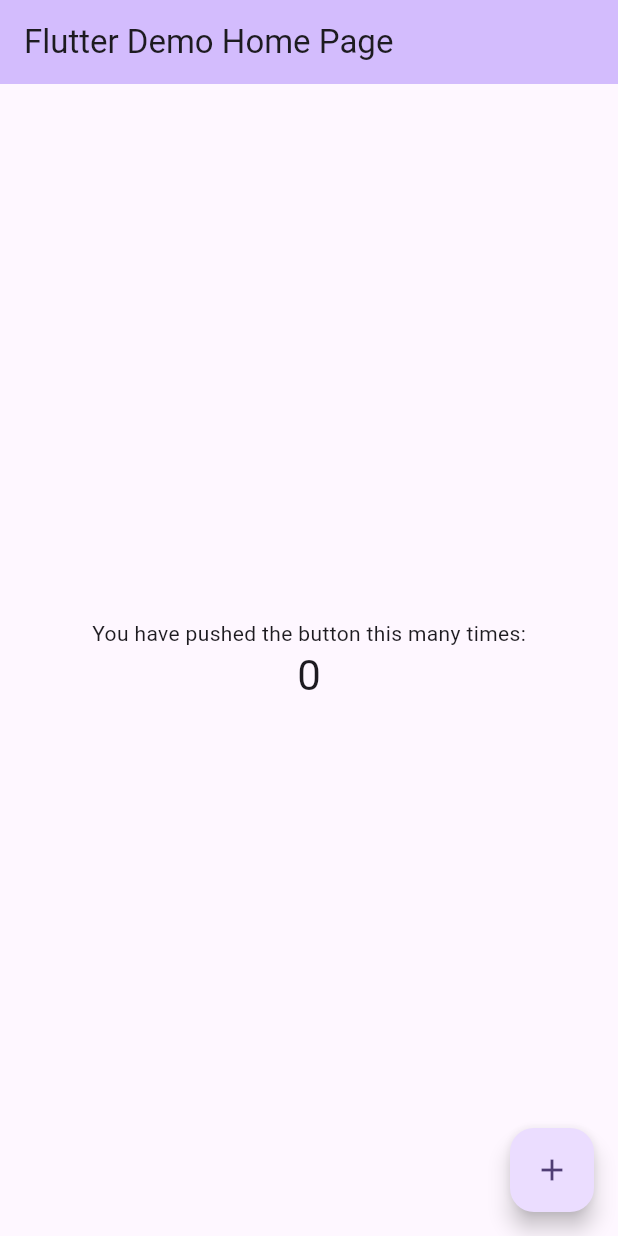
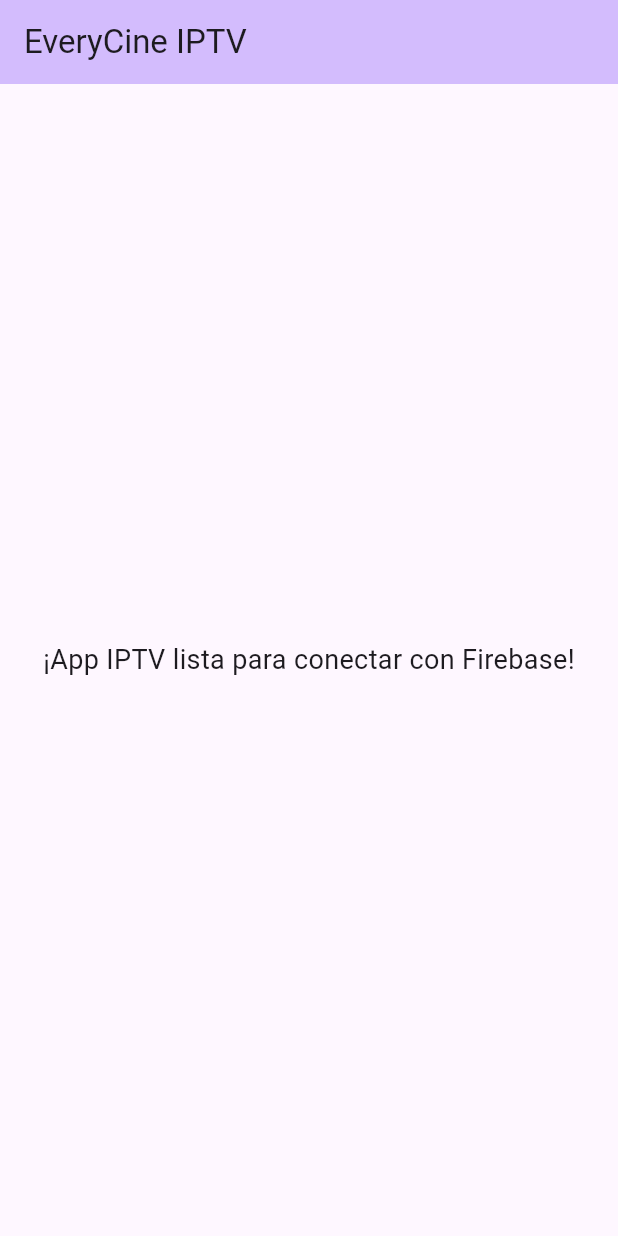
Before and after one commit to ameycar/iptv-app-flutter, a Flutter app: the screen it shows after launch, on a phone screen of 412 x 824 dp. Run offline on Flutter 3.47's test engine with Material 3 defaults, Android fonts, the phone set to English and light mode, and no system bars.

Commit message:
Corregir sintaxis de main.dart quitando dot-shorthands

```diff
--- a/mi_iptv_app/lib/main.dart
+++ b/mi_iptv_app/lib/main.dart
@@ -7,115 +7,35 @@
 class MyApp extends StatelessWidget {
   const MyApp({super.key});
 
-  // This widget is the root of your application.
   @override
   Widget build(BuildContext context) {
     return MaterialApp(
-      title: 'Flutter Demo',
+      title: 'EveryCine IPTV',
+      debugShowCheckedModeBanner: false,
       theme: ThemeData(
-        // This is the theme of your application.
-        //
-        // TRY THIS: Try running your application with "flutter run". You'll see
-        // the application has a purple toolbar. Then, without quitting the app,
-        // try changing the seedColor in the colorScheme below to Colors.green
-        // and then invoke "hot reload" (save your changes or press the "hot
-        // reload" button in a Flutter-supported IDE, or press "r" if you used
-        // the command line to start the app).
-        //
-        // Notice that the counter didn't reset back to zero; the application
-        // state is not lost during the reload. To reset the state, use hot
-        // restart instead.
-        //
-        // This works for code too, not just values: Most code changes can be
-        // tested with just a hot reload.
-        colorScheme: .fromSeed(seedColor: Colors.deepPurple),
+        colorScheme: ColorScheme.fromSeed(seedColor: Colors.deepPurple),
+        useMaterial3: true,
       ),
-      home: const MyHomePage(title: 'Flutter Demo Home Page'),
+      home: const HomeScreen(),
     );
   }
 }
 
-class MyHomePage extends StatefulWidget {
-  const MyHomePage({super.key, required this.title});
-
-  // This widget is the home page of your application. It is stateful, meaning
-  // that it has a State object (defined below) that contains fields that affect
-  // how it looks.
-
-  // This class is the configuration for the state. It holds the values (in this
-  // case the title) provided by the parent (in this case the App widget) and
-  // used by the build method of the State. Fields in a Widget subclass are
-  // always marked "final".
-
-  final String title;
-
-  @override
-  State<MyHomePage> createState() => _MyHomePageState();
-}
-
-class _MyHomePageState extends State<MyHomePage> {
-  int _counter = 0;
-
-  void _incrementCounter() {
-    setState(() {
-      // This call to setState tells the Flutter framework that something has
-      // changed in this State, which causes it to rerun the build method below
-      // so that the display can reflect the updated values. If we changed
-      // _counter without calling setState(), then the build method would not be
-      // called again, and so nothing would appear to happen.
-      _counter++;
-    });
-  }
+class HomeScreen extends StatelessWidget {
+  const HomeScreen({super.key});
 
   @override
   Widget build(BuildContext context) {
-    // This method is rerun every time setState is called, for instance as done
-    // by the _incrementCounter method above.
-    //
-    // The Flutter framework has been optimized to make rerunning build methods
-    // fast, so that you can just rebuild anything that needs updating rather
-    // than having to individually change instances of widgets.
     return Scaffold(
       appBar: AppBar(
-        // TRY THIS: Try changing the color here to a specific color (to
-        // Colors.amber, perhaps?) and trigger a hot reload to see the AppBar
-        // change color while the other colors stay the same.
+        title: const Text('EveryCine IPTV'),
         backgroundColor: Theme.of(context).colorScheme.inversePrimary,
-        // Here we take the value from the MyHomePage object that was created by
-        // the App.build method, and use it to set our appbar title.
-        title: Text(widget.title),
       ),
-      body: Center(
-        // Center is a layout widget. It takes a single child and positions it
-        // in the middle of the parent.
-        child: Column(
-          // Column is also a layout widget. It takes a list of children and
-          // arranges them vertically. By default, it sizes itself to fit its
-          // children horizontally, and tries to be as tall as its parent.
-          //
-          // Column has various properties to control how it sizes itself and
-          // how it positions its children. Here we use mainAxisAlignment to
-          // center the children vertically; the main axis here is the vertical
-          // axis because Columns are vertical (the cross axis would be
-          // horizontal).
-          //
-          // TRY THIS: Invoke "debug painting" (choose the "Toggle Debug Paint"
-          // action in the IDE, or press "p" in the console), to see the
-          // wireframe for each widget.
-          mainAxisAlignment: .center,
-          children: [
-            const Text('You have pushed the button this many times:'),
-            Text(
-              '$_counter',
-              style: Theme.of(context).textTheme.headlineMedium,
-            ),
-          ],
+      body: const Center(
+        child: Text(
+          '¡App IPTV lista para conectar con Firebase!',
+          style: TextStyle(fontSize: 18),
         ),
-      ),
-      floatingActionButton: FloatingActionButton(
-        onPressed: _incrementCounter,
-        tooltip: 'Increment',
-        child: const Icon(Icons.add),
       ),
     );
   }
```
